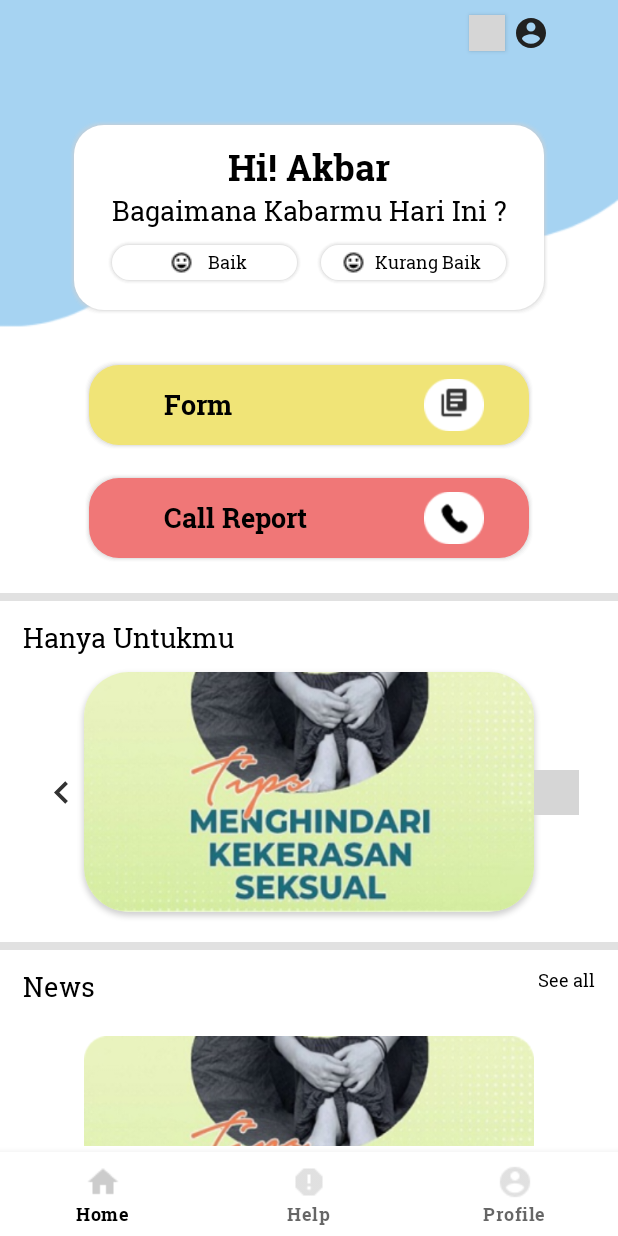
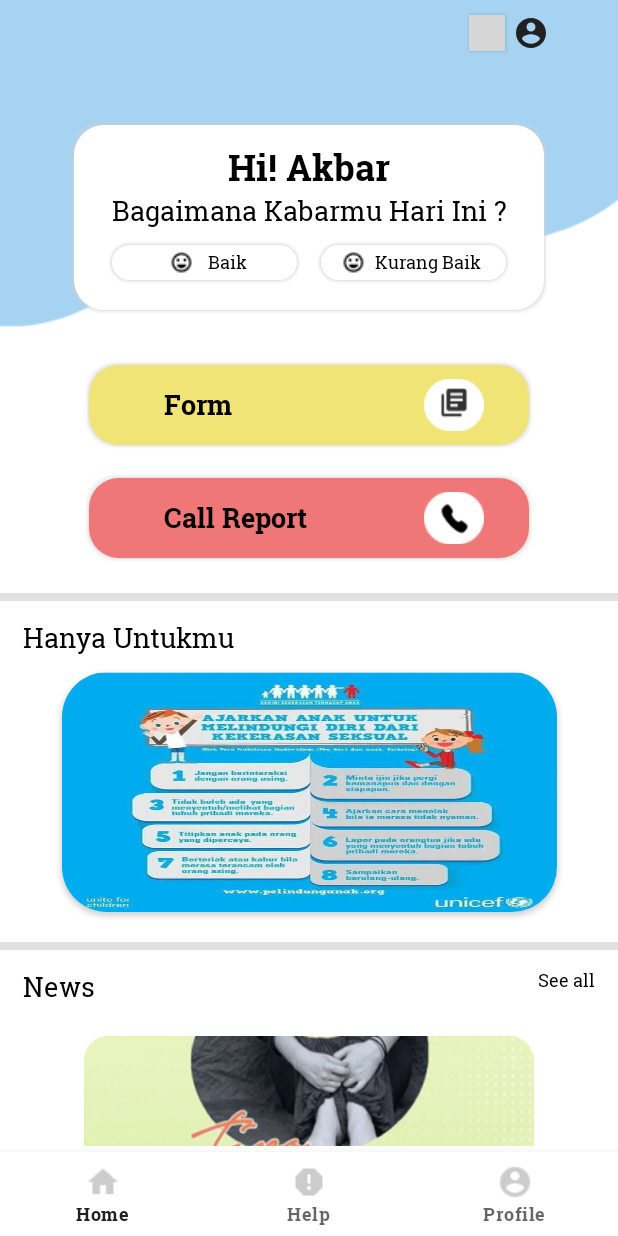
Before and after one commit to husni-zuhdi/Sapa.AI, an Android app: the screen it shows after launch (HomeActivity), on a phone screen of 412 x 824 dp. Run offline under Robolectric (Android 15) with nearby library versions, the phone set to English and light mode, and no system bars; our stand-ins replace navigation-ui; grey boxes are pictures that could not be loaded.

Commit message:
home added view flipper and record can record but not completed

```diff
--- a/app/src/main/java/com/project/sapaai/ui/home_form_profile/home/HomeFragment.kt
+++ b/app/src/main/java/com/project/sapaai/ui/home_form_profile/home/HomeFragment.kt
@@ -1,31 +1,77 @@
 package com.project.sapaai.ui.home_form_profile.home
 
+import android.content.Intent
 import android.os.Bundle
+import android.util.Log
 import android.view.LayoutInflater
 import android.view.View
 import android.view.ViewGroup
-import android.widget.TextView
+import android.widget.ImageView
+import android.widget.ViewFlipper
 import androidx.fragment.app.Fragment
-import androidx.lifecycle.Observer
 import androidx.lifecycle.ViewModelProvider
 import com.project.sapaai.R
+import com.project.sapaai.databinding.FragmentHomeBinding
+import com.project.sapaai.ui.call.CallActivity
+
 
 class HomeFragment : Fragment() {
 
     private lateinit var homeViewModel: HomeViewModel
+    private lateinit var binding: FragmentHomeBinding
+    private lateinit var flipper: ViewFlipper
+
+    var gallery_grid_Images = intArrayOf(R.drawable.education, R.drawable.education2, R.drawable.education3
+    )
+
 
     override fun onCreateView(
-        inflater: LayoutInflater,
-        container: ViewGroup?,
-        savedInstanceState: Bundle?
+            inflater: LayoutInflater,
+            container: ViewGroup?,
+            savedInstanceState: Bundle?
     ): View? {
         homeViewModel =
             ViewModelProvider(this).get(HomeViewModel::class.java)
         val root = inflater.inflate(R.layout.fragment_home, container, false)
-//        val textView: TextView = root.findViewById(R.id.text)
-//        homeViewModel.text.observe(viewLifecycleOwner, Observer {
-//            textView.text = it
-//        })
-        return root
+
+        binding = FragmentHomeBinding.inflate(layoutInflater, container, false)
+//        flipper = binding.homeVlHanyauntukmu
+//        for (i in 0 until gallery_grid_Images.size) {
+//            // This will create dynamic image views and add them to the ViewFlipper.
+//            setFlipperImage(gallery_grid_Images[i])
+//        }
+
+//        binding.homeFlCall.setOnClickListener {
+//            Intent(context, CallActivity::class.java).also {
+//                startActivity(it)
+//            }
+//        }
+
+        return binding.root
+    }
+
+    override fun onViewCreated(view: View, savedInstanceState: Bundle?) {
+        super.onViewCreated(view, savedInstanceState)
+
+        binding.homeFlCall.setOnClickListener {
+                Intent(context, CallActivity::class.java).also {
+                startActivity(it)
+            }
+        }
+
+        flipper = binding.homeVlHanyauntukmu
+        for (i in 0 until gallery_grid_Images.size) {
+            // This will create dynamic image views and add them to the ViewFlipper.
+            setFlipperImage(gallery_grid_Images[i])
+        }
+    }
+
+    private fun setFlipperImage(res: Int) {
+        Log.i("Set Filpper Called", res.toString() + "")
+        val image = ImageView(context)
+        image.setBackgroundResource(res)
+        flipper.addView(image)
+        flipper.setFlipInterval(5000)
+        flipper.setAutoStart(true)
     }
 }
--- /dev/null
+++ b/app/src/main/res/drawable/bottom_nav_item_color.xml
@@ -0,0 +1,5 @@
+<?xml version="1.0" encoding="utf-8"?>
+<selector xmlns:android="http://schemas.android.com/apk/res/android">
+    <item android:color="@color/bottom_active" android:state_checked="true"/>
+    <item android:color="@color/bottom_inactive"/>
+</selector>
--- a/app/src/main/res/layout/activity_home.xml
+++ b/app/src/main/res/layout/activity_home.xml
@@ -16,7 +16,8 @@
         app:layout_constraintLeft_toLeftOf="parent"
         app:layout_constraintRight_toRightOf="parent"
         app:menu="@menu/bottom_nav_menu"
-        android:theme="@style/Theme_Bottom_Navigation"/>
+        android:theme="@style/Theme_Bottom_Navigation"
+        app:itemIconTint="@color/bottom_active"/>
 
     <fragment
         android:id="@+id/nav_host_fragment"
--- a/app/src/main/res/layout/fragment_home.xml
+++ b/app/src/main/res/layout/fragment_home.xml
@@ -207,7 +207,7 @@
 
                 <androidx.cardview.widget.CardView
                     android:id="@+id/home_cv_foryou"
-                    android:layout_width="300dp"
+                    android:layout_width="330dp"
                     android:layout_height="160dp"
                     app:cardCornerRadius="30dp"
                     app:layout_constraintTop_toBottomOf="@id/home_bg_text_foryou"
@@ -215,31 +215,14 @@
                     app:layout_constraintEnd_toEndOf="parent"
                     android:layout_marginTop="10dp">
 
-                    <ImageView
+
+                    <ViewFlipper
+                        android:id="@+id/home_vl_hanyauntukmu"
                         android:layout_width="match_parent"
-                        android:layout_height="match_parent"
-                        android:src="@drawable/image1"
-                        android:scaleType="fitXY"/>
+                        android:layout_height="match_parent"/>
+
 
                 </androidx.cardview.widget.CardView>
-
-                <ImageView
-                    android:id="@+id/home_iv_next"
-                    android:layout_width="30dp"
-                    android:layout_height="30dp"
-                    android:src="@drawable/ic_next"
-                    app:layout_constraintTop_toTopOf="@id/home_cv_foryou"
-                    app:layout_constraintBottom_toBottomOf="@id/home_cv_foryou"
-                    app:layout_constraintStart_toEndOf="@id/home_cv_foryou"/>
-
-                <ImageView
-                    android:id="@+id/home_iv_before"
-                    android:layout_width="30dp"
-                    android:layout_height="30dp"
-                    android:src="@drawable/ic_before"
-                    app:layout_constraintTop_toTopOf="@id/home_cv_foryou"
-                    app:layout_constraintBottom_toBottomOf="@id/home_cv_foryou"
-                    app:layout_constraintEnd_toStartOf="@id/home_cv_foryou"/>
 
             <ImageView
                 android:id="@+id/home_bg_line2"
--- a/app/src/main/res/values/colors.xml
+++ b/app/src/main/res/values/colors.xml
@@ -14,4 +14,6 @@
     <color name="text_green">#61C589</color>
     <color name="text_red">#F07878</color>
     <color name="text_yellow">#F0E477</color>
+    <color name="bottom_active">#000000</color>
+    <color name="bottom_inactive">#33000000</color>
 </resources>
--- a/app/src/main/res/values/strings.xml
+++ b/app/src/main/res/values/strings.xml
@@ -25,4 +25,6 @@
     <string name="sembuh">Sembuh</string>
     <string name="positif">Positif</string>
     <string name="update_covid">Update Terakhir : 22 Mei 2021</string>
+    <string name="number">0838123123</string>
+    <string name="name">Akbar Adi Susanto</string>
 </resources>
--- a/app/src/main/res/values/themes.xml
+++ b/app/src/main/res/values/themes.xml
@@ -3,7 +3,7 @@
     <style name="Theme.SapaAi" parent="Theme.MaterialComponents.DayNight.DarkActionBar">
         <!-- Primary brand color. -->
 <!--        <item name="colorPrimary">@color/purple_500</item>-->
-        <item name="colorPrimaryVariant">@color/purple_700</item>
+        <item name="colorPrimaryVariant">@color/bg_color</item>
         <item name="colorOnPrimary">@color/white</item>
         <!-- Secondary brand color. -->
         <item name="colorSecondary">@color/teal_200</item>
@@ -11,11 +11,16 @@
         <item name="colorOnSecondary">@color/black</item>
         <!-- Status bar color. -->
         <item name="android:statusBarColor" tools:targetApi="l">?attr/colorOnSecondary</item>
+        <item name="actionBarStyle">@style/actionBar</item>
         <!-- Customize your theme here. -->
     </style>
 
+    <style name="actionBar">
+        <item name="android:textColor">@color/black</item>
+        <item name="android:background">@color/white</item>
+    </style>
+
     <style name="Theme_Bottom_Navigation">
-        <item name="colorPrimary">@color/black</item>
         <item name="fontFamily">@font/roboto_slab_bold</item>
         <item name="android:textSize">12sp</item>
     </style>
@@ -72,4 +77,10 @@
         <item name="android:textSize">14dp</item>
     </style>
 
+    <style name="Theme_Roboto_Bold48">
+        <item name="fontFamily">@font/roboto_slab_bold</item>
+        <item name="android:textColor">@color/black</item>
+        <item name="android:textSize">48dp</item>
+    </style>
+
 </resources>
```
Also changed, not shown: app/build.gradle (+7 -0 lines), app/src/main/AndroidManifest.xml (+5 -2 lines), app/src/main/java/com/project/sapaai/ui/call/CallActivity.kt (added, +62 -0 lines), app/src/main/res/layout/activity_call.xml (added, +68 -0 lines), app/src/main/res/drawable/education.jpeg (added), app/src/main/res/drawable/education2.jpeg (added), app/src/main/res/drawable/education3.jpg (added), app/src/main/res/drawable/icon_rekam.png (added), app/src/main/res/drawable/icon_stop.png (added).
